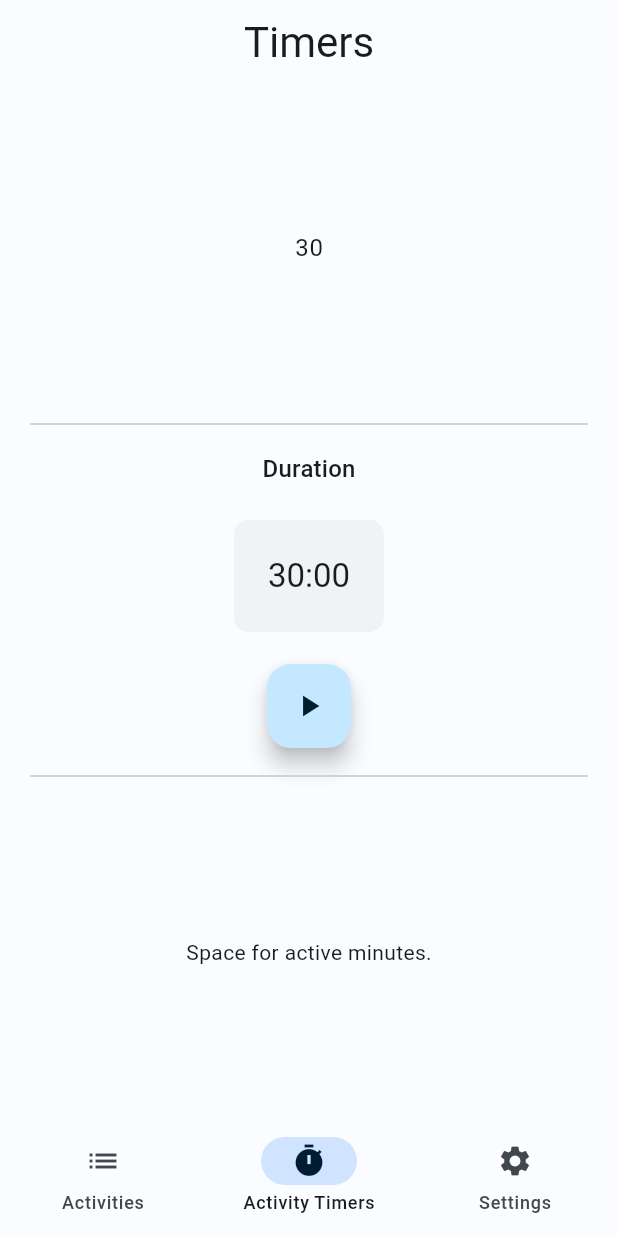
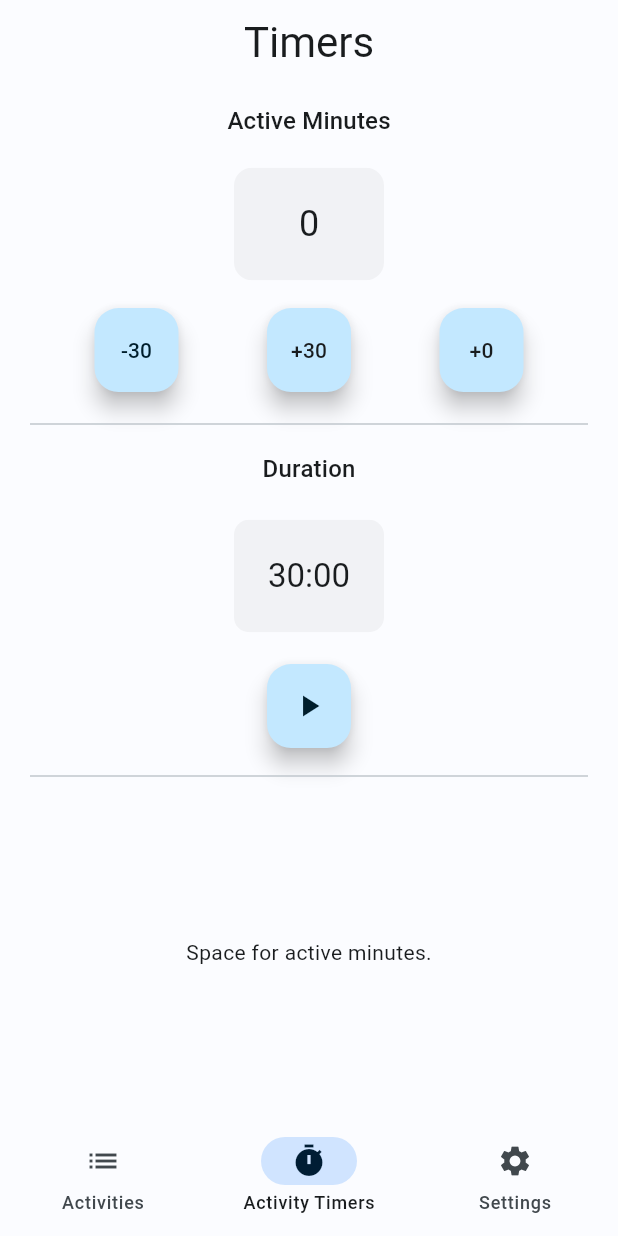
Before and after one commit to jshas/s1122207_iiatimd_app, a Flutter app: the screen it shows after launch, on a phone screen of 412 x 824 dp. Run offline on Flutter 3.47's test engine with Material 2 defaults, Android fonts, the phone set to English and light mode, and no system bars; our stand-ins replace bloc, equatable, flutter_bloc, google_fonts, shared_preferences.

Commit message:
Added ActiveMinutes display and test configuration

```diff
--- a/lib/business_logic/active_time/active_time_cubit.dart
+++ b/lib/business_logic/active_time/active_time_cubit.dart
@@ -1,8 +1,39 @@
+import 'dart:async';
+
 import 'package:bloc/bloc.dart';
 import 'package:equatable/equatable.dart';
+import 'package:smallstep/data/repositories/active_time_repository.dart';
+import 'package:smallstep/data/repositories/theme_repository.dart';
 
 part 'active_time_state.dart';
 
 class ActiveTimeCubit extends Cubit<ActiveTimeState> {
-  ActiveTimeCubit() : super(ActiveTimeInitial());
+  StreamSubscription<int>? _activeTimeSubscription;
+  static int _activeTime = 0;
+  final ActiveTimePersistence _activeTimeRepository;
+
+  ActiveTimeCubit({required ActiveTimePersistence activeTimeRepository})
+      : _activeTimeRepository = activeTimeRepository,
+        super(ActiveTimeInitial(_activeTime));
+
+  void init() {
+    getCurrentActiveTime();
+  }
+
+
+
+  void getCurrentActiveTime() {
+    // Since `getTheme()` returns a stream, we listen to the output
+    _activeTimeSubscription = _activeTimeRepository.getActiveTime().listen(
+      (activeTime) {
+        emit(ActiveTimeInitial(activeTime));
+      },
+    );
+  }
+
+  void updateActiveTime(int timeValue) {
+    int activeTime = _activeTime + timeValue;
+    _activeTime = activeTime;
+    _activeTimeRepository.saveActiveTime(_activeTime);
+  }
 }
--- a/lib/business_logic/active_time/active_time_state.dart
+++ b/lib/business_logic/active_time/active_time_state.dart
@@ -1,10 +1,13 @@
 part of 'active_time_cubit.dart';
 
 abstract class ActiveTimeState extends Equatable {
-  const ActiveTimeState();
+  final int activeTime; // In minutes
+  const ActiveTimeState(this.activeTime);
 }
 
 class ActiveTimeInitial extends ActiveTimeState {
+  const ActiveTimeInitial(super.activeTime);
+
   @override
-  List<Object> get props => [];
+  List<Object> get props => [activeTime];
 }
--- a/lib/business_logic/timer/timer_bloc.dart
+++ b/lib/business_logic/timer/timer_bloc.dart
@@ -126,8 +126,8 @@ class TimerBloc extends Bloc<TimerEvent, TimerState> {
         ? TimerRunInProgress(event.duration)
 
         /// triggers the TimerRunInProgress state
+        /// TODO: Use complete state to update UI so user can input new value.
         : const TimerRunComplete());
-
     /// triggers TimerRunComplete state
   }
 
@@ -152,6 +152,7 @@ class TimerBloc extends Bloc<TimerEvent, TimerState> {
     _tickerSubscription?.cancel();
     _timerSubscription?.cancel();
     emit(TimerInitial(_duration));
+
     /// triggers the TimerInitial state
   }
 
--- a/lib/data/repositories/theme_repository.dart
+++ b/lib/data/repositories/theme_repository.dart
@@ -8,6 +8,7 @@ abstract class ThemePersistence {
   Future<void> saveTheme(ThemeItem theme);
   void dispose();
 }
+
 class ThemeRepository implements ThemePersistence {
   ThemeRepository({
     required SharedPreferences sharedPreferences,
--- a/lib/main.dart
+++ b/lib/main.dart
@@ -3,7 +3,9 @@
 import 'package:flutter/material.dart';
 import 'package:flutter_bloc/flutter_bloc.dart';
 import 'package:shared_preferences/shared_preferences.dart';
+import 'package:smallstep/business_logic/active_time/active_time_cubit.dart';
 import 'package:smallstep/business_logic/timer/timer_bloc.dart';
+import 'package:smallstep/data/repositories/active_time_repository.dart';
 import 'package:smallstep/data/repositories/timer_repository.dart';
 import 'package:smallstep/presentation/screen/base_screen.dart';
 import 'business_logic/theme/theme_cubit.dart';
@@ -14,21 +16,28 @@
 
 Future<void> main() async {
   WidgetsFlutterBinding.ensureInitialized();
-  final SharedPreferences sharedPreferences = await SharedPreferences.getInstance();
+  final SharedPreferences sharedPreferences =
+      await SharedPreferences.getInstance();
   final themeRepository = ThemeRepository(sharedPreferences: sharedPreferences);
   final timerRepository = TimerRepository(sharedPreferences: sharedPreferences);
-  runApp(
-      App(themeRepository: themeRepository, timerRepository: timerRepository));
+  final activeTimeRepository =
+      ActiveTimeRepository(sharedPreferences: sharedPreferences);
+  runApp(App(
+      themeRepository: themeRepository,
+      timerRepository: timerRepository,
+      activeTimeRepository: activeTimeRepository));
 }
 
 class App extends StatelessWidget {
   const App(
       {super.key,
       required this.timerRepository,
-      required this.themeRepository});
+      required this.themeRepository,
+      required this.activeTimeRepository});
 
   final TimerRepository timerRepository;
   final ThemeRepository themeRepository;
+  final ActiveTimeRepository activeTimeRepository;
 
   // This widget is the root of your application.
   @override
@@ -41,6 +50,9 @@
         RepositoryProvider(
           create: (context) => timerRepository,
         ),
+        RepositoryProvider(
+          create: (context) => activeTimeRepository,
+        ),
       ],
       child: MultiBlocProvider(
         providers: [
@@ -48,23 +60,34 @@
             create: (context) => NavigationCubit(),
           ),
           BlocProvider<TimerBloc>(
-            create: (context) => TimerBloc(ticker: const Ticker(), timerRepository: context.read<TimerRepository>(),),
+            create: (context) => TimerBloc(
+              ticker: const Ticker(),
+              timerRepository: context.read<TimerRepository>(),
+            )..getCurrentTimerItem(),
           ),
           BlocProvider<ThemeCubit>(
               create: (context) => ThemeCubit(
                     themeRepository: context.read<ThemeRepository>(),
-                  )..getCurrentTheme())
+                  )..getCurrentTheme()),
+          BlocProvider<ActiveTimeCubit>(
+              create: (context) => ActiveTimeCubit(
+                    activeTimeRepository: context.read<ActiveTimeRepository>(),
+                  )..getCurrentActiveTime())
         ],
         child: BlocBuilder<ThemeCubit, ThemeState>(
-          builder: (_, state) {
+          builder: (context, state) {
             return MaterialApp(
               title: 'Flutter Demo',
               themeMode: state.themeMode,
               //
-              theme:
-                  ThemeData(colorScheme: lightColorScheme, useMaterial3: true, visualDensity: VisualDensity.adaptivePlatformDensity),
-              darkTheme:
-                  ThemeData(colorScheme: darkColorScheme, useMaterial3: true, visualDensity: VisualDensity.adaptivePlatformDensity),
+              theme: ThemeData(
+                  colorScheme: lightColorScheme,
+                  useMaterial3: true,
+                  visualDensity: VisualDensity.adaptivePlatformDensity),
+              darkTheme: ThemeData(
+                  colorScheme: darkColorScheme,
+                  useMaterial3: true,
+                  visualDensity: VisualDensity.adaptivePlatformDensity),
               home: const BaseScreen(),
             );
           },
--- a/lib/presentation/screen/timers_screen.dart
+++ b/lib/presentation/screen/timers_screen.dart
@@ -1,5 +1,7 @@
 import 'package:flutter/material.dart';
 import 'package:flutter_bloc/flutter_bloc.dart';
+import 'package:smallstep/business_logic/active_time/active_time_cubit.dart';
+import 'package:smallstep/data/repositories/active_time_repository.dart';
 import '../../business_logic/timer/timer_bloc.dart';
 
 class TimersScreen extends StatefulWidget {
@@ -12,8 +14,7 @@ class TimersScreen extends StatefulWidget {
 }
 
 class _TimersScreenState extends State<TimersScreen> {
-  final int _remainingActiveTime = 30;
-
+  late final int _remainingActiveTime = 30;
   Axis _timerAxis = Axis.vertical;
 
   @override
@@ -31,30 +32,21 @@ class _TimersScreenState extends State<TimersScreen> {
           maxWidth: MediaQuery.sizeOf(context).width,
           maxHeight: MediaQuery.sizeOf(context).height),
       child: Flex(
-          mainAxisSize: MainAxisSize.max,
           crossAxisAlignment: CrossAxisAlignment.stretch,
           mainAxisAlignment: MainAxisAlignment.center,
           direction: _timerAxis,
           children: [
             Expanded(
                 flex: 1,
-                child: Center(
-                  child: Card(
-                      color: Theme.of(context).cardColor,
-                      shadowColor: Theme.of(context).shadowColor,
-                      elevation: 0,
-                      child: Center(
-                        child: Text(_remainingActiveTime.toString(),
-                            style: Theme.of(context).textTheme.bodyLarge),
-                      )),
+                child: BlocProvider.value(
+                  value: BlocProvider.of<ActiveTimeCubit>(context),
+                  child: const ActiveMinutes(),
                 )),
             const Divider(
               indent: 20,
               endIndent: 20,
             ),
-            const Expanded(
-                flex: 1,
-                child: ReminderDuration()),
+            const Expanded(flex: 1, child: ReminderDuration()),
             const Divider(
               indent: 20,
               endIndent: 20,
@@ -64,6 +56,77 @@ class _TimersScreenState extends State<TimersScreen> {
               child: Center(child: Text("Space for active minutes.")),
             ),
           ]),
+    );
+  }
+}
+
+class ActiveMinutes extends StatelessWidget {
+  const ActiveMinutes({
+    super.key,
+  });
+
+  @override
+  Widget build(BuildContext context) {
+    final activeMinutes =
+        context.select((ActiveTimeCubit bloc) => bloc.state.activeTime);
+    return Center(
+      child: Card(
+          borderOnForeground: true,
+          color: Theme.of(context).cardColor,
+          shadowColor: Theme.of(context).shadowColor,
+          elevation: 0,
+          child: Center(
+            child: Column(
+              mainAxisAlignment: MainAxisAlignment.spaceAround,
+              crossAxisAlignment: CrossAxisAlignment.center,
+              children: [
+                Text(
+                  "Active Minutes",
+                  style: Theme.of(context).textTheme.titleMedium,
+                ),
+                ClipRRect(
+                  borderRadius: BorderRadius.circular(12),
+                  child: Container(
+                    alignment: AlignmentDirectional.center,
+                    width: 100.0,
+                    height: 75.0,
+                    color: Theme.of(context).hoverColor,
+                    // decoration: BoxDecoration(color: Theme.of(context).dialogBackgroundColor),
+                    child: BlocBuilder<ActiveTimeCubit, ActiveTimeState>(
+                      builder: (context, state) {
+                        return Text(state.activeTime.toString(),
+                            style: Theme.of(context).textTheme.headlineSmall);
+                      },
+                    ),
+                  ),
+                ),
+                Row(
+                  mainAxisAlignment: MainAxisAlignment.spaceEvenly,
+                  crossAxisAlignment: CrossAxisAlignment.center,
+                  children: [
+                    FloatingActionButton(
+                      child: const Text("-30",
+                      ),
+                      onPressed: () =>
+                          context.read<ActiveTimeCubit>().updateActiveTime(-30),
+                    ),      FloatingActionButton(
+                      child: Text(
+                        '+30', style: Theme.of(context).textTheme.labelLarge,
+                      ),
+                      onPressed: () =>
+                          context.read<ActiveTimeCubit>().updateActiveTime(30),
+                    ),     FloatingActionButton(
+                      child: Text(
+                      '+0', style: Theme.of(context).textTheme.labelLarge,
+                      ),
+                      onPressed: () =>
+                          context.read<ActiveTimeCubit>().updateActiveTime(0),
+                    ),
+                  ],
+                )
+              ],
+            ),
+          )),
     );
   }
 }
@@ -81,8 +144,7 @@ class ReminderDuration extends StatelessWidget {
       mainAxisAlignment: MainAxisAlignment.spaceAround,
       mainAxisSize: MainAxisSize.min,
       children: [
-        Text('Duration',
-            style: Theme.of(context).textTheme.titleMedium),
+        Text('Duration', style: Theme.of(context).textTheme.titleMedium),
         BlocProvider.value(
           value: BlocProvider.of<TimerBloc>(context),
           child: const TimerText(),
```
Also changed, not shown: lib/data/repositories/active_time_repository.dart (+24 -36 lines), lib/presentation/components/actions.dart (deleted).
